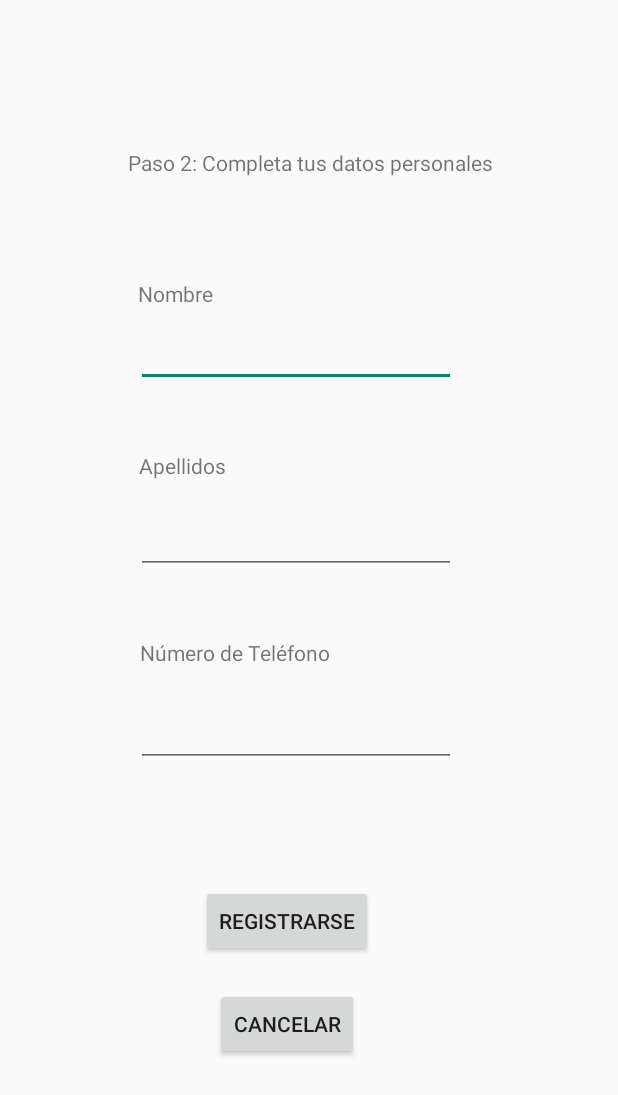
After one commit to rubsalas/MercaditoTEC, an Android app: the RegisterActivity screen opened directly, with no data from a screen before it, on a phone screen of 412 x 824 dp. The commit adds this screen. Shown: the top 1095 px of the screen. Run offline under Robolectric (Android 15) with nearby library versions, the phone set to English and light mode, and no system bars; network calls fail.

Commit message:
Http, Login, Register and Verification Base.

```diff
--- a/MercaditoTEC/app/build.gradle
+++ b/MercaditoTEC/app/build.gradle
@@ -33,6 +33,8 @@ dependencies {
     implementation 'androidx.appcompat:appcompat:1.2.0'
     implementation 'com.google.android.material:material:1.2.1'
     implementation 'androidx.constraintlayout:constraintlayout:2.0.4'
+    implementation 'com.google.android.material:material:1.2.1'
+    implementation 'com.android.volley:volley:1.1.1'
     testImplementation 'junit:junit:4.+'
     androidTestImplementation 'androidx.test.ext:junit:1.1.2'
     androidTestImplementation 'androidx.test.espresso:espresso-core:3.3.0'
--- /dev/null
+++ b/MercaditoTEC/app/src/main/java/com/example/mercaditotec/RegisterActivity.java
@@ -0,0 +1,17 @@
+package com.example.mercaditotec;
+
+import androidx.appcompat.app.AppCompatActivity;
+
+import android.content.Intent;
+import android.os.Bundle;
+
+public class RegisterActivity extends AppCompatActivity {
+
+    @Override
+    protected void onCreate(Bundle savedInstanceState) {
+        super.onCreate(savedInstanceState);
+        setContentView(R.layout.activity_register);
+
+
+    }
+}
--- /dev/null
+++ b/MercaditoTEC/app/src/main/res/layout/activity_register.xml
@@ -0,0 +1,157 @@
+<?xml version="1.0" encoding="utf-8"?>
+<androidx.constraintlayout.widget.ConstraintLayout xmlns:android="http://schemas.android.com/apk/res/android"
+    xmlns:app="http://schemas.android.com/apk/res-auto"
+    xmlns:tools="http://schemas.android.com/tools"
+    android:layout_width="match_parent"
+    android:layout_height="match_parent"
+    tools:context=".RegisterActivity">
+
+    <TextView
+        android:id="@+id/textView4"
+        android:layout_width="wrap_content"
+        android:layout_height="wrap_content"
+        android:layout_marginStart="83dp"
+        android:layout_marginLeft="83dp"
+        android:layout_marginTop="99dp"
+        android:layout_marginEnd="83dp"
+        android:layout_marginRight="83dp"
+        android:layout_marginBottom="16dp"
+        android:text="@string/Paso2"
+        app:layout_constraintBottom_toTopOf="@+id/textView8"
+        app:layout_constraintEnd_toEndOf="parent"
+        app:layout_constraintHorizontal_bias="1.0"
+        app:layout_constraintStart_toStartOf="parent"
+        app:layout_constraintTop_toTopOf="parent" />
+
+    <Button
+        android:id="@+id/BtnRegistrarse"
+        android:layout_width="wrap_content"
+        android:layout_height="wrap_content"
+        android:layout_marginStart="134dp"
+        android:layout_marginLeft="134dp"
+        android:layout_marginTop="39dp"
+        android:layout_marginEnd="163dp"
+        android:layout_marginRight="163dp"
+        android:layout_marginBottom="15dp"
+        android:text="@string/Registrar"
+        app:layout_constraintBottom_toTopOf="@+id/BtnCancelar"
+        app:layout_constraintEnd_toEndOf="parent"
+        app:layout_constraintStart_toStartOf="parent"
+        app:layout_constraintTop_toBottomOf="@+id/telefonoUsuario" />
+
+    <Button
+        android:id="@+id/BtnCancelar"
+        android:layout_width="wrap_content"
+        android:layout_height="wrap_content"
+        android:layout_marginStart="143dp"
+        android:layout_marginLeft="143dp"
+        android:layout_marginTop="5dp"
+        android:layout_marginEnd="173dp"
+        android:layout_marginRight="173dp"
+        android:layout_marginBottom="118dp"
+        android:text="@string/Cancelar"
+        app:layout_constraintBottom_toBottomOf="parent"
+        app:layout_constraintEnd_toEndOf="parent"
+        app:layout_constraintStart_toStartOf="parent"
+        app:layout_constraintTop_toBottomOf="@+id/BtnRegistrarse" />
+
+    <EditText
+        android:id="@+id/nombreUsuario"
+        android:layout_width="wrap_content"
+        android:layout_height="wrap_content"
+        android:layout_marginStart="92dp"
+        android:layout_marginLeft="92dp"
+        android:layout_marginTop="7dp"
+        android:layout_marginEnd="109dp"
+        android:layout_marginRight="109dp"
+        android:layout_marginBottom="21dp"
+        android:ems="10"
+        android:inputType="textPersonName"
+        app:layout_constraintBottom_toTopOf="@+id/textView9"
+        app:layout_constraintEnd_toEndOf="parent"
+        app:layout_constraintStart_toStartOf="parent"
+        app:layout_constraintTop_toBottomOf="@+id/textView8" />
+
+    <TextView
+        android:id="@+id/textView9"
+        android:layout_width="wrap_content"
+        android:layout_height="wrap_content"
+        android:layout_marginStart="92dp"
+        android:layout_marginLeft="92dp"
+        android:layout_marginTop="21dp"
+        android:layout_marginEnd="261dp"
+        android:layout_marginRight="261dp"
+        android:layout_marginBottom="9dp"
+        android:text="@string/Apellidos"
+        app:layout_constraintBottom_toTopOf="@+id/apellidosUsuario"
+        app:layout_constraintEnd_toEndOf="parent"
+        app:layout_constraintStart_toStartOf="parent"
+        app:layout_constraintTop_toBottomOf="@+id/nombreUsuario" />
+
+    <EditText
+        android:id="@+id/apellidosUsuario"
+        android:layout_width="wrap_content"
+        android:layout_height="wrap_content"
+        android:layout_marginStart="92dp"
+        android:layout_marginLeft="92dp"
+        android:layout_marginTop="8dp"
+        android:layout_marginEnd="109dp"
+        android:layout_marginRight="109dp"
+        android:layout_marginBottom="21dp"
+        android:ems="10"
+        android:inputType="textPersonName"
+        app:layout_constraintBottom_toTopOf="@+id/textView10"
+        app:layout_constraintEnd_toEndOf="parent"
+        app:layout_constraintStart_toStartOf="parent"
+        app:layout_constraintTop_toBottomOf="@+id/textView9" />
+
+    <EditText
+        android:id="@+id/telefonoUsuario"
+        android:layout_width="wrap_content"
+        android:layout_height="wrap_content"
+        android:layout_marginStart="92dp"
+        android:layout_marginLeft="92dp"
+        android:layout_marginTop="14dp"
+        android:layout_marginEnd="109dp"
+        android:layout_marginRight="109dp"
+        android:layout_marginBottom="39dp"
+        android:ems="10"
+        android:inputType="textPersonName"
+        app:layout_constraintBottom_toTopOf="@+id/BtnRegistrarse"
+        app:layout_constraintEnd_toEndOf="parent"
+        app:layout_constraintStart_toStartOf="parent"
+        app:layout_constraintTop_toBottomOf="@+id/textView10" />
+
+    <TextView
+        android:id="@+id/textView10"
+        android:layout_width="wrap_content"
+        android:layout_height="wrap_content"
+        android:layout_marginStart="92dp"
+        android:layout_marginLeft="92dp"
+        android:layout_marginTop="21dp"
+        android:layout_marginEnd="191dp"
+        android:layout_marginRight="191dp"
+        android:layout_marginBottom="7dp"
+        android:text="@string/Telefono"
+        app:layout_constraintBottom_toTopOf="@+id/telefonoUsuario"
+        app:layout_constraintEnd_toEndOf="parent"
+        app:layout_constraintStart_toStartOf="parent"
+        app:layout_constraintTop_toBottomOf="@+id/apellidosUsuario" />
+
+    <TextView
+        android:id="@+id/textView8"
+        android:layout_width="wrap_content"
+        android:layout_height="wrap_content"
+        android:layout_marginStart="92dp"
+        android:layout_marginLeft="92dp"
+        android:layout_marginTop="52dp"
+        android:layout_marginEnd="268dp"
+        android:layout_marginRight="268dp"
+        android:text="@string/Nombre"
+        app:layout_constraintBottom_toTopOf="@+id/nombreUsuario"
+        app:layout_constraintEnd_toEndOf="parent"
+        app:layout_constraintHorizontal_bias="0.0"
+        app:layout_constraintStart_toStartOf="parent"
+        app:layout_constraintTop_toBottomOf="@+id/textView4" />
+
+</androidx.constraintlayout.widget.ConstraintLayout>
--- a/MercaditoTEC/app/src/main/res/values/strings.xml
+++ b/MercaditoTEC/app/src/main/res/values/strings.xml
@@ -4,4 +4,12 @@
     <string name="Correo_Institucional">Correo Institucional</string>
     <string name="Bienvenido">Bienvenido</string>
     <string name="Ingresar">Ingresar</string>
+    <string name="Registrar">Registrarse</string>
+    <string name="Paso1">Paso 1: Verificate como Estudiante</string>
+    <string name="Paso2">Paso 2: Completa tus datos personales</string>
+    <string name="Verificar">Verificar</string>
+    <string name="Cancelar">Cancelar</string>
+    <string name="Nombre">Nombre</string>
+    <string name="Apellidos">Apellidos</string>
+    <string name="Telefono">Número de Teléfono</string>
 </resources>
```
Also changed, not shown: MercaditoTEC/app/src/main/AndroidManifest.xml (+10 -2 lines), MercaditoTEC/app/src/main/java/Communication/HttpRequests.java (added, +46 -0 lines), MercaditoTEC/app/src/main/java/com/example/mercaditotec/LoginActivity.java (+27 -0 lines), MercaditoTEC/app/src/main/java/com/example/mercaditotec/VerificationActivity.java (added, +21 -0 lines), MercaditoTEC/app/src/main/res/layout/activity_login_.xml (+17 -5 lines), MercaditoTEC/app/src/main/res/layout/activity_verification.xml (added, +112 -0 lines).
